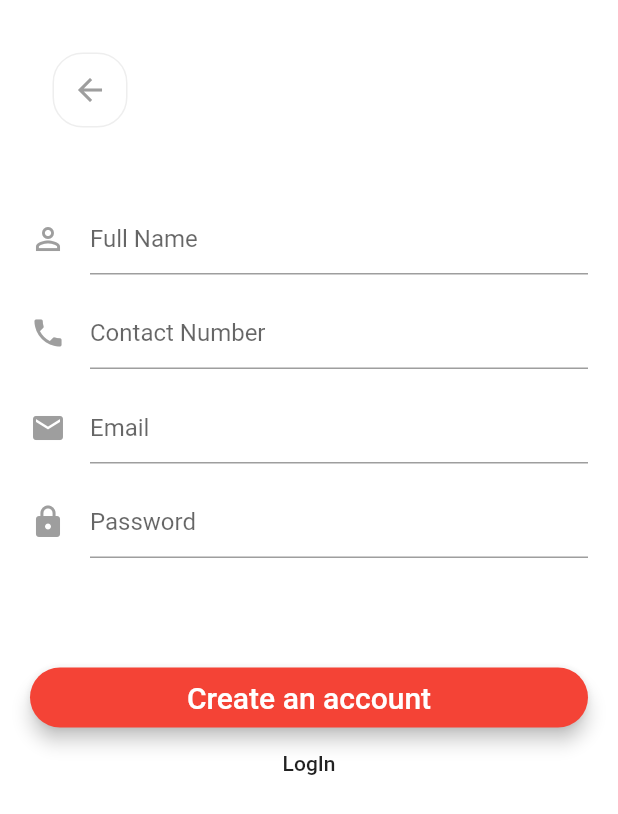
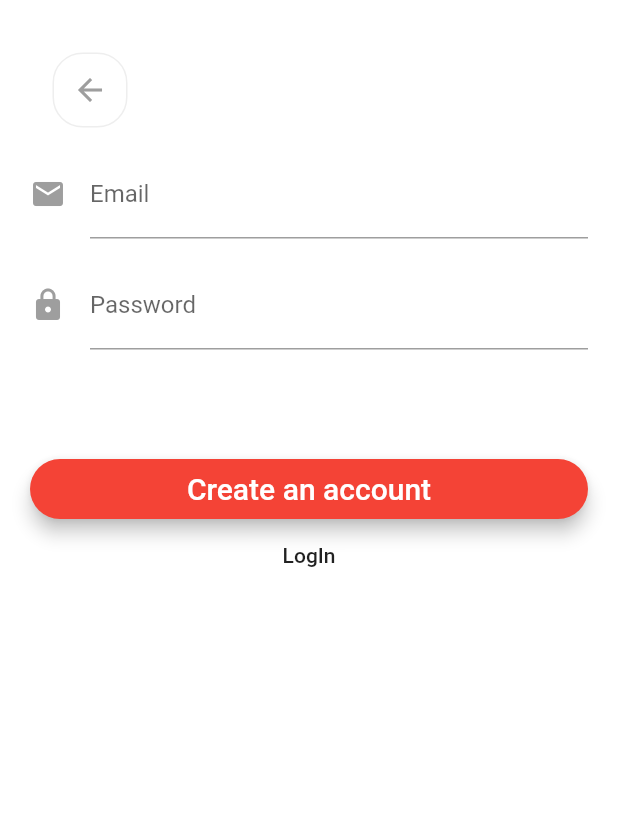
Before and after one commit to karshan96/Likely, a Flutter app: the Register screen opened directly, on a phone screen of 412 x 824 dp. Shown: the top 814 px of the screen. Run offline on Flutter 3.47's test engine with Material 2 defaults, Android fonts, the phone set to English and light mode, and no system bars; our stand-ins replace carousel_pro, firebase_auth, firebase_database, flutter_form_builder, google_fonts, image_picker; accounts and stored records are empty.

Commit message:
SignIn & Register Form UI Changed.

```diff
--- a/lib/screens/authenticate/register.dart
+++ b/lib/screens/authenticate/register.dart
@@ -15,10 +15,8 @@ class _RegisterState extends State<Register> {
   final AuthService _auth = AuthService();
 
   final _formKey = GlobalKey<FormState>();
-  String _fullname = '';
   String _email = '';
   String _password = '';
-  String _contactno = '';
   String _error = '';
 
   @override
@@ -56,47 +54,13 @@ class _RegisterState extends State<Register> {
                   ],
                 ),
                 Padding(
-                  padding: const EdgeInsets.fromLTRB(0.0, 50.0, 0.0, 0.0),
-                  child: new TextFormField(
-                    maxLines: 1,
-                    keyboardType: TextInputType.emailAddress,
-                    autofocus: false,
-                    decoration: new InputDecoration(
-                        hintText: 'Full Name',
-                        icon: new Icon(
-                          Icons.perm_identity,
-                          color: Colors.grey,
-                        )),
-                    validator: (value) =>
-                        value.isEmpty ? 'Full Name can\'t be empty' : null,
-                    onChanged: (value) => _fullname = value.trim(),
-                  ),
-                ),
-                Padding(
                   padding: const EdgeInsets.fromLTRB(0.0, 15.0, 0.0, 0.0),
                   child: new TextFormField(
                     maxLines: 1,
                     keyboardType: TextInputType.emailAddress,
                     autofocus: false,
                     decoration: new InputDecoration(
-                        hintText: 'Contact Number',
-                        icon: new Icon(
-                          Icons.phone,
-                          color: Colors.grey,
-                        )),
-                    validator: (value) =>
-                        value.isEmpty ? 'Contack Number can\'t be empty' : null,
-                    onChanged: (value) => _contactno = value.trim(),
-                  ),
-                ),
-                Padding(
-                  padding: const EdgeInsets.fromLTRB(0.0, 15.0, 0.0, 0.0),
-                  child: new TextFormField(
-                    maxLines: 1,
-                    keyboardType: TextInputType.emailAddress,
-                    autofocus: false,
-                    decoration: new InputDecoration(
-                        hintText: 'Email',
+                        labelText: 'Email',
                         icon: new Icon(
                           Icons.mail,
                           color: Colors.grey,
@@ -113,7 +77,7 @@ class _RegisterState extends State<Register> {
                     obscureText: true,
                     autofocus: false,
                     decoration: new InputDecoration(
-                        hintText: 'Password',
+                        labelText: 'Password',
                         icon: new Icon(
                           Icons.lock,
                           color: Colors.grey,
--- a/lib/screens/authenticate/signin.dart
+++ b/lib/screens/authenticate/signin.dart
@@ -71,7 +71,7 @@ class _SignInState extends State<SignIn> {
                     keyboardType: TextInputType.emailAddress,
                     autofocus: false,
                     decoration: new InputDecoration(
-                        hintText: 'Email',
+                        labelText: 'Email',
                         icon: new Icon(
                           Icons.mail,
                           color: Colors.grey,
@@ -88,7 +88,7 @@ class _SignInState extends State<SignIn> {
                     obscureText: true,
                     autofocus: false,
                     decoration: new InputDecoration(
-                        hintText: 'Password',
+                        labelText: 'Password',
                         icon: new Icon(
                           Icons.lock,
                           color: Colors.grey,
@@ -122,7 +122,7 @@ class _SignInState extends State<SignIn> {
                             if (_formKey.currentState.validate()) {
                               dynamic result = await _auth
                                   .signWithEmailPassword(_email, _password);
-                              // Navigator.of(context).pop(false);
+                              Navigator.of(context).pop(false);
                               if (result == null) {
                                 setState(() =>
                                     _error = 'Could not sign in with this');
```
